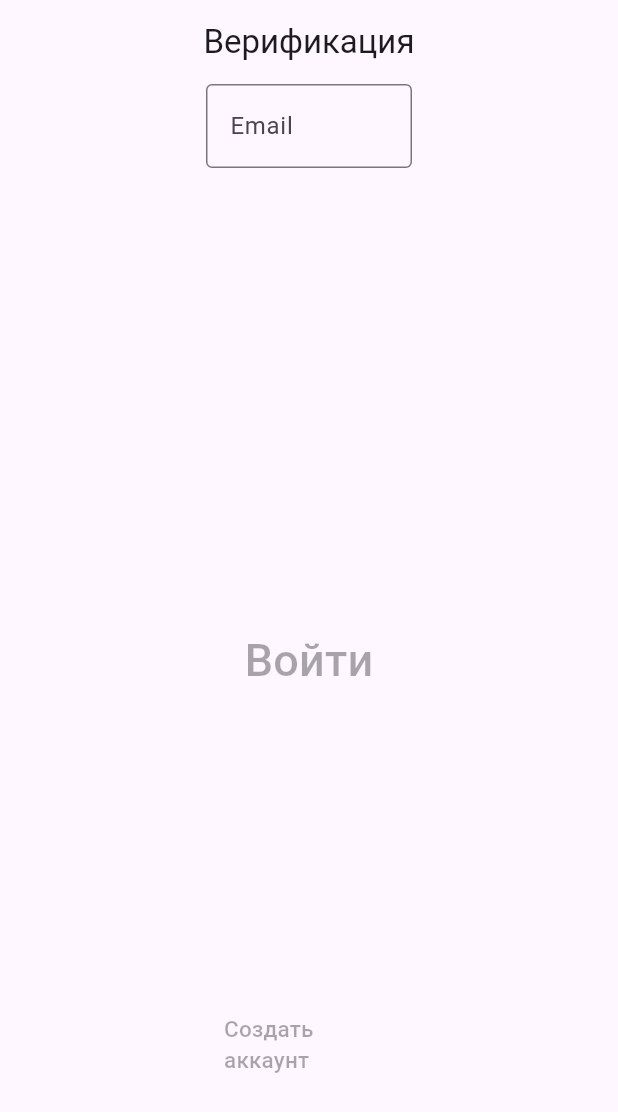
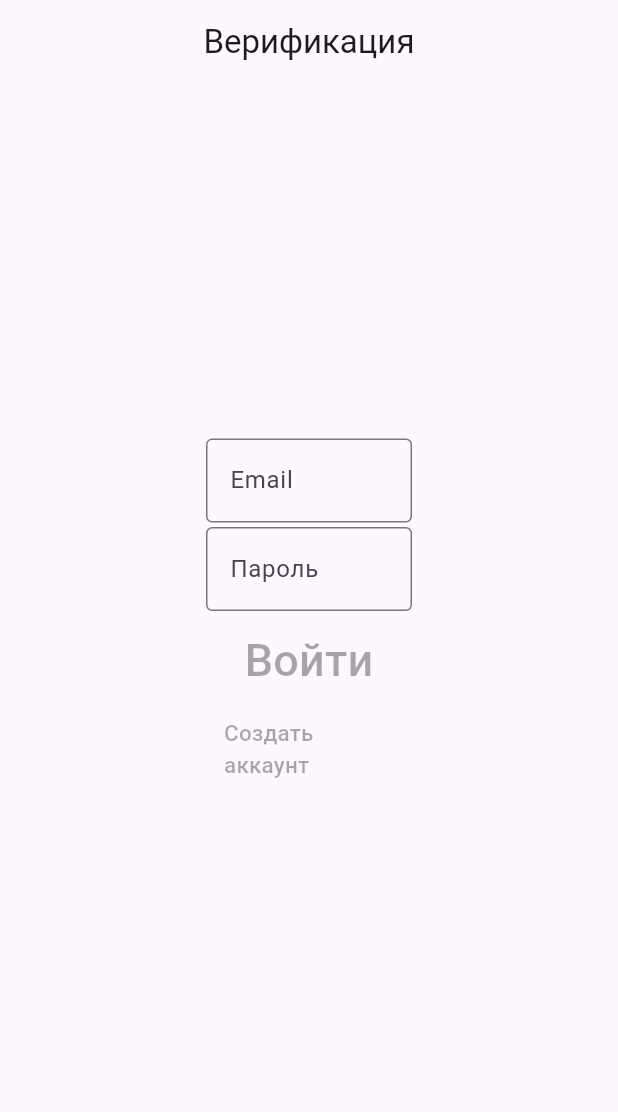
Before and after one commit to GovnoCoder78/Authentication, a Flutter app: the screen it shows after launch, on a phone screen of 412 x 824 dp. Shown: the top 1112 px of the screen. Run offline on Flutter 3.47's test engine with Material 3 defaults, Android fonts, the phone set to English and light mode, and no system bars.

Commit message:
простое окно входа

```diff
--- /dev/null
+++ b/lib/SamplesWidgets/TextFieldSample.dart
@@ -0,0 +1,4 @@
+class TextFieldSample{
+
+TextFieldSample();
+}
--- a/lib/main.dart
+++ b/lib/main.dart
@@ -44,18 +44,36 @@ class  HomePage extends StatelessWidget {
               child: Column(
                 mainAxisAlignment: MainAxisAlignment.center,
                 children: <Widget>[
+                  Expanded(child: Container(),
+                    flex: 4,
+                  ),
                   Expanded(
-                      child:
-                      TextFormField(
+                      child:Container(
+                        child: TextFormField(
                         textAlign: TextAlign.left,
                         decoration: InputDecoration(
                           labelText:  'Email',
                           border: OutlineInputBorder(),
                         ),
                       )
+                      ),
+                     flex: 1,
                   ),
                   Expanded(
-                    child: TextButton(
+                    child:Container(
+                        child: TextFormField(
+                          textAlign: TextAlign.left,
+                          decoration: InputDecoration(
+                            labelText:  'Пароль',
+                            border: OutlineInputBorder(),
+                          ),
+                        )
+                    ),
+                    flex: 1,
+                  ),
+                  Expanded(
+                    child: Container(
+                      child: TextButton(
                         child:  Text('Войти',
                           style: TextStyle(
                               fontSize: 30
@@ -63,7 +81,10 @@ class  HomePage extends StatelessWidget {
                         ),
                         onPressed: null),
                   ),
+                    flex: 1,
+                  ),
                   Expanded(
+                    child: Container(
                     child: TextButton(onPressed: null,
                       child: Text('Создать аккаунт',
                         style: TextStyle(
@@ -71,7 +92,12 @@ class  HomePage extends StatelessWidget {
                         ),
                       ),
                     ),
+                    ),
+                    flex: 1
                   ),
+                  Expanded(child: Container(),
+                  flex: 5
+                  )
                 ],
               ),
             ),
```
